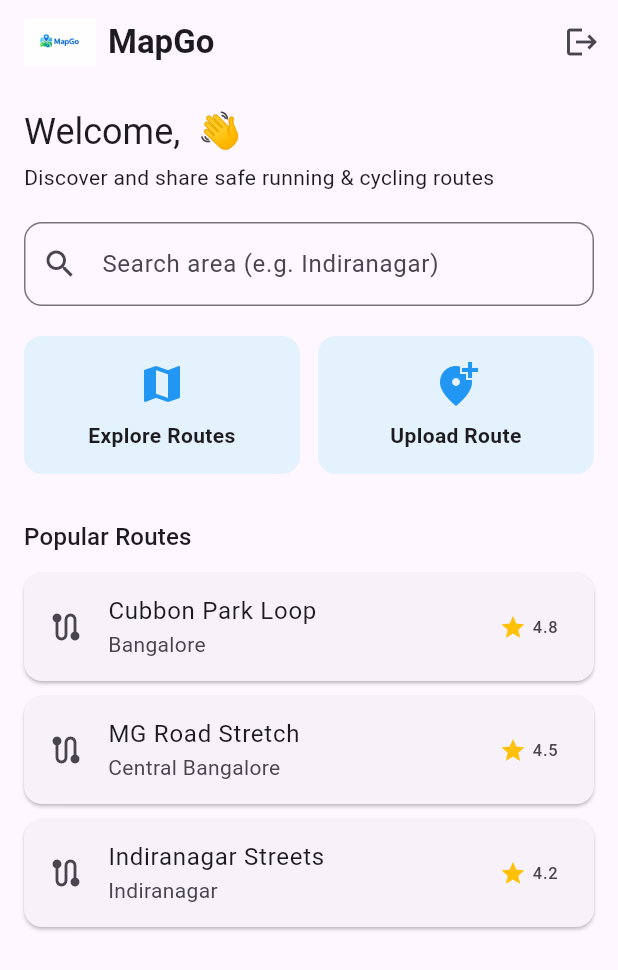
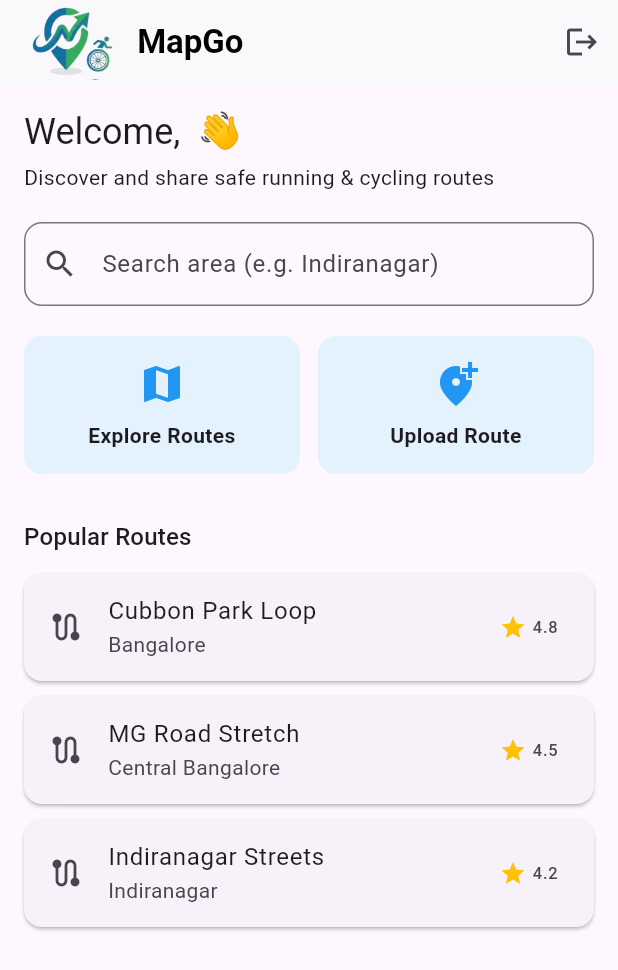
Before and after one commit to kalviumcommunity/S69_Map_Go, a Flutter app: the screen it shows once a user with an empty profile is signed in, on a phone screen of 412 x 824 dp. Shown: the top 970 px of the screen. Run offline on Flutter 3.47's test engine with Material 3 defaults, Android fonts, the phone set to English and light mode, and no system bars; our stand-ins replace firebase_auth, firebase_core, google_sign_in; accounts and stored records are empty.

Commit message:
logo and manifest xml fixes

```diff
--- a/map_go/lib/main.dart
+++ b/map_go/lib/main.dart
@@ -93,16 +93,18 @@ class HomePage extends StatelessWidget {
   Widget build(BuildContext context) {
     return Scaffold(
       appBar: AppBar(
-  title: Row(
-    children: [
-      Image.asset(
-        'assets/images/MapGo_Logo.png',
-        height: 32,
-      ),
-      const SizedBox(width: 8),
+        elevation: 0.8,
+        backgroundColor: Colors.white,
+        title: Row(
+          children: [
+            Image.asset(
+              'assets/images/MapGo_Logo.png',
+              height: 50,
+            ),
+      const SizedBox(width: 10),
       const Text(
         'MapGo',
-        style: TextStyle(fontWeight: FontWeight.w600),
+        style: TextStyle(fontWeight: FontWeight.w600, color: Colors.black),
       ),
     ],
   ),
```
Also changed, not shown: map_go/assets/images/MapGo_Logo.png, 1 other file.
